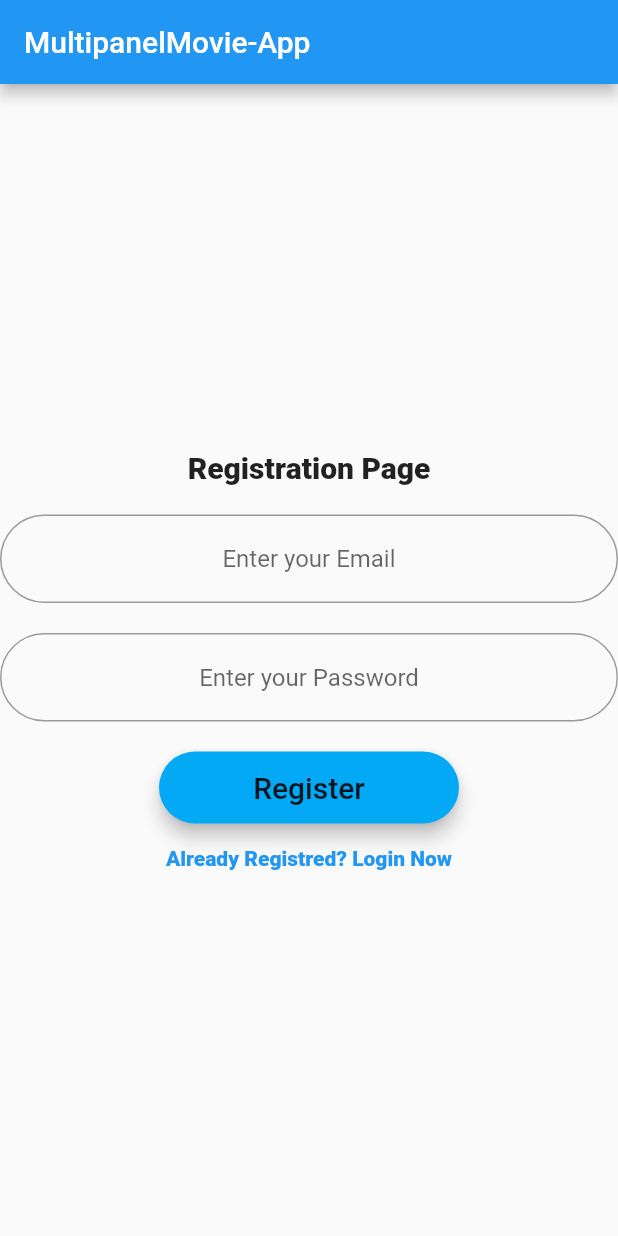
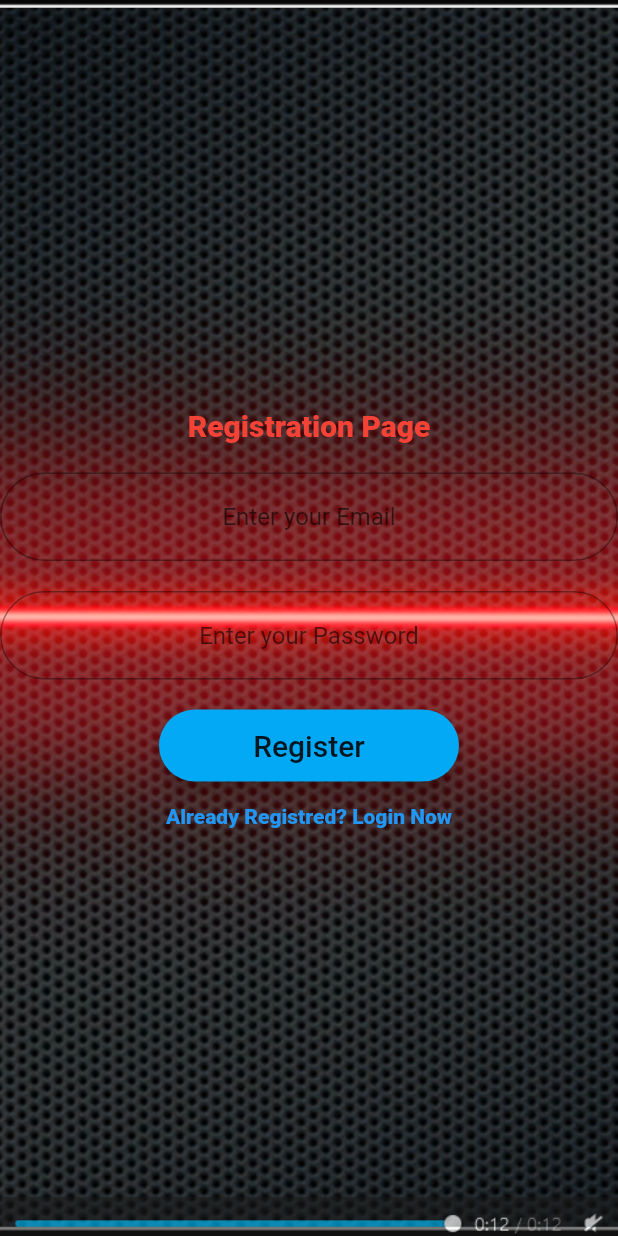
Before and after one commit to BZion/multipanelvideo_app, a Flutter app: the screen it shows after launch, swiped to page 4, on a phone screen of 412 x 824 dp. Run offline on Flutter 3.47's test engine with Material 2 defaults, Android fonts, the phone set to English and light mode, and no system bars; our stand-ins replace carousel_slider, firebase_auth, firebase_core, modal_progress_hud, video_player; accounts and stored records are empty; network calls fail.

```diff
--- a/lib/main.dart
+++ b/lib/main.dart
@@ -5,7 +5,7 @@ import 'login.dart';
 import 'register.dart';
 import 'TrailerScreen.dart';
 import 'VideoPlayerScreen.dart';
-
+import 'package:firebase_core/firebase_core.dart';
 void main() => runApp(VideoPlayerApp());
 
 class VideoPlayerApp extends StatelessWidget {
@@ -37,10 +37,10 @@ class HomePageState extends State<HomePage>{
       //Nach dem Teaser
       VideoPlayerScreen('https://player.vimeo.com/external/475146749.sd.mp4?s=24bc3b95975e259841444e9b7f9a8e0c09badfb1&profile_id=165',_pageController),
       //Platzhalter für die Login Seite
-      register(),
+      register(_pageController),
       //Auswahlseite Anleitung
       //VideoPlayerScreen('https://player.vimeo.com/external/475147068.hd.mp4?s=3baa5f1602a825b64ca360228ca23e516b825ec6&profile_id=175', _pageController),
-      Auswahlseite(_pageController)
+     // Auswahlseite(_pageController)
       //VideoPlayerScreen('https://player.vimeo.com/external/475146948.hd.mp4?s=02155c3f2f4bbaf859a774a6b307bf35492f8e27&profile_id=175', _pageController)
     ];
 
@@ -53,6 +53,7 @@ class Auswahlseite extends StatelessWidget {
 
   Auswahlseite(_pageController){
     this._pageController = _pageController;
+
   }
 
   @override
@@ -110,5 +111,4 @@ class ImageAndTrailer {
     this.trailer=trailer;
     this.con = container;
   }
-
 }
--- a/lib/register.dart
+++ b/lib/register.dart
@@ -1,12 +1,15 @@
 import 'package:flutter/material.dart';
 import 'package:modal_progress_hud/modal_progress_hud.dart';
 import 'package:firebase_auth/firebase_auth.dart';
-
+import 'main.dart';
 import 'login.dart';
 
-void main() => runApp(register());
 
 class register extends StatelessWidget {
+  PageController _pageController;
+  register(_pageController){
+    this._pageController = _pageController;
+  }
   // This widget is the root of your application.
   @override
   Widget build(BuildContext context) {
@@ -15,17 +18,25 @@ class register extends StatelessWidget {
       theme: ThemeData(
         primarySwatch: Colors.blue,
       ),
-      home: MyHomePage(),
+      home: MyHomePage(_pageController),
     );
   }
 }
 
 class MyHomePage extends StatefulWidget {
+  PageController _pageController;
+  MyHomePage(_pageController){
+    this._pageController = _pageController;
+  }
   @override
-  _MyHomePageState createState() => _MyHomePageState();
+  _MyHomePageState createState() => _MyHomePageState(_pageController);
 }
 
 class _MyHomePageState extends State<MyHomePage> {
+  PageController _pageController;
+  _MyHomePageState(_pageController){
+    this._pageController = _pageController;
+  }
   final _auth = FirebaseAuth.instance;
   bool showProgress = false;
 
@@ -33,10 +44,15 @@ class _MyHomePageState extends State<MyHomePage> {
   @override
   Widget build(BuildContext context) {
     return Scaffold(
-      appBar: AppBar(
-        title: Text("MultipanelMovie-App"),
-      ),
-      body: Center(
+
+
+      body: Container(
+        decoration: BoxDecoration(
+          image: DecorationImage(
+            image: AssetImage("assets/Auswahl_hintergrund.PNG"),
+            fit: BoxFit.cover,
+          ),
+        ),
         child: ModalProgressHUD(
           inAsyncCall: showProgress,
           child: Column(
@@ -44,7 +60,7 @@ class _MyHomePageState extends State<MyHomePage> {
             children: <Widget>[
               Text(
                 "Registration Page",
-                style: TextStyle(fontWeight: FontWeight.w800, fontSize: 20.0),
+                style: TextStyle(fontWeight: FontWeight.w800, fontSize: 20.0, color: Colors.red),
               ),
               SizedBox(
                 height: 20.0,
@@ -95,7 +111,7 @@ class _MyHomePageState extends State<MyHomePage> {
                         Navigator.push(
                           context,
                           MaterialPageRoute(
-                              builder: (context) => MyLoginPage()),
+                              builder: (context) => MyLoginPage(_pageController)),
                         );
 
                         setState(() {
@@ -120,7 +136,7 @@ class _MyHomePageState extends State<MyHomePage> {
                 onTap: () {
                   Navigator.push(
                     context,
-                    MaterialPageRoute(builder: (context) => MyLoginPage()),
+                    MaterialPageRoute(builder: (context) => MyLoginPage(_pageController)),
                   );
                 },
                 child: Text(
--- a/pubspec.yaml
+++ b/pubspec.yaml
@@ -26,6 +26,7 @@ dependencies:
   video_player:
   carousel_slider: ^2.3.1
   modal_progress_hud: ^0.1.3
+  rflutter_alert: ^1.0.3
 
 
   # The following adds the Cupertino Icons font to your application.
```
Also changed, not shown: lib/login.dart (+72 -14 lines), pubspec.lock.
